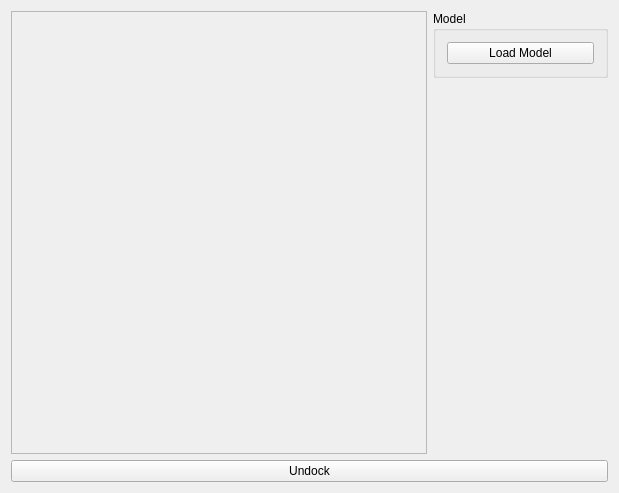
Vulpem/VQTGL, file project/forms/phongwindow.ui: the form before one commit.
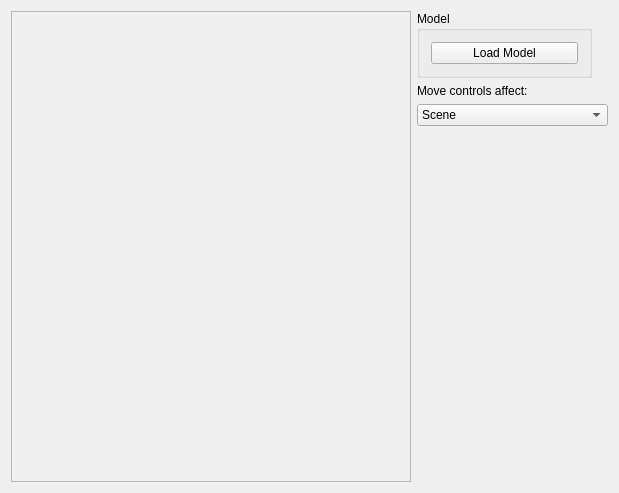
The form after the commit.

Commit message: Removed the annoying "Dock" button

```diff
--- a/project/forms/phongwindow.ui
+++ b/project/forms/phongwindow.ui
@@ -68,6 +68,27 @@
          </layout>
         </widget>
        </item>
+       <item>
+        <widget class="QLabel" name="label">
+         <property name="text">
+          <string>Move controls affect:</string>
+         </property>
+        </widget>
+       </item>
+       <item>
+        <widget class="QComboBox" name="MoveControlsComboBox">
+         <item>
+          <property name="text">
+           <string>Scene</string>
+          </property>
+         </item>
+         <item>
+          <property name="text">
+           <string>Camera</string>
+          </property>
+         </item>
+        </widget>
+       </item>
        <item>
         <spacer name="verticalSpacer">
          <property name="orientation">
@@ -85,13 +106,6 @@
      </item>
     </layout>
    </item>
-   <item row="1" column="0">
-    <widget class="QPushButton" name="qUndockButton">
-     <property name="text">
-      <string>Undock</string>
-     </property>
-    </widget>
-   </item>
   </layout>
  </widget>
  <layoutdefault spacing="6" margin="11"/>
```
The commit also changes 1 other file.
